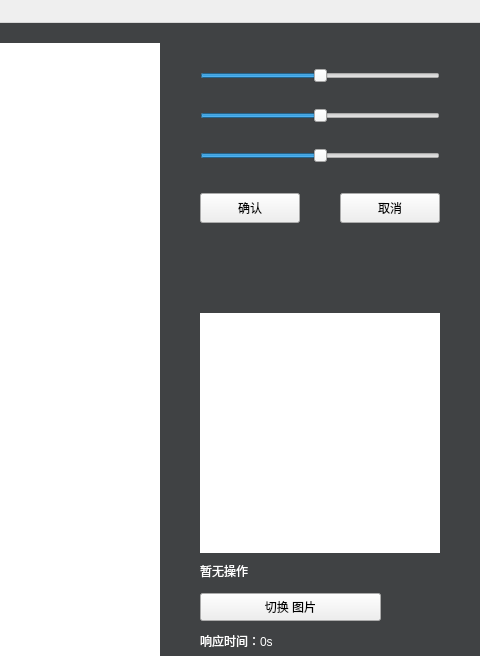
First picture: the form in mainwindow.ui, repository vitalight/Visionary, before the edit; both pictures show x 720 to 1200 and y 0 to 656 of the 1200 by 750 pixel window.
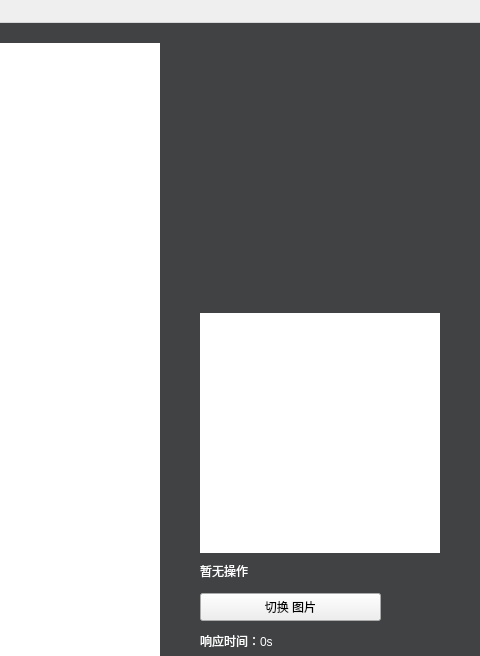
Second picture: the form after the edit. Custom widgets are drawn as their Qt base class.

```diff
--- a/mainwindow.ui
+++ b/mainwindow.ui
@@ -152,7 +152,7 @@
      <rect>
       <x>920</x>
       <y>540</y>
-      <width>171</width>
+      <width>241</width>
       <height>16</height>
      </rect>
     </property>
@@ -182,88 +182,20 @@
      <string/>
     </property>
    </widget>
-   <widget class="QSlider" name="slider1">
+   <widget class="QWidget" name="verticalLayoutWidget">
     <property name="geometry">
      <rect>
       <x>920</x>
-      <y>40</y>
-      <width>240</width>
-      <height>25</height>
+      <y>20</y>
+      <width>241</width>
+      <height>231</height>
      </rect>
     </property>
-    <property name="maximum">
-     <number>360</number>
-    </property>
-    <property name="value">
-     <number>180</number>
-    </property>
-    <property name="orientation">
-     <enum>Qt::Horizontal</enum>
-    </property>
-   </widget>
-   <widget class="QSlider" name="slider2">
-    <property name="geometry">
-     <rect>
-      <x>920</x>
-      <y>80</y>
-      <width>240</width>
-      <height>25</height>
-     </rect>
-    </property>
-    <property name="minimum">
-     <number>-100</number>
-    </property>
-    <property name="maximum">
-     <number>100</number>
-    </property>
-    <property name="orientation">
-     <enum>Qt::Horizontal</enum>
-    </property>
-   </widget>
-   <widget class="QSlider" name="slider3">
-    <property name="geometry">
-     <rect>
-      <x>920</x>
-      <y>120</y>
-      <width>240</width>
-      <height>25</height>
-     </rect>
-    </property>
-    <property name="minimum">
-     <number>-100</number>
-    </property>
-    <property name="maximum">
-     <number>100</number>
-    </property>
-    <property name="orientation">
-     <enum>Qt::Horizontal</enum>
-    </property>
-   </widget>
-   <widget class="QPushButton" name="confirmButtom">
-    <property name="geometry">
-     <rect>
-      <x>920</x>
-      <y>170</y>
-      <width>100</width>
-      <height>30</height>
-     </rect>
-    </property>
-    <property name="text">
-     <string>确认</string>
-    </property>
-   </widget>
-   <widget class="QPushButton" name="cancleButton">
-    <property name="geometry">
-     <rect>
-      <x>1060</x>
-      <y>170</y>
-      <width>100</width>
-      <height>30</height>
-     </rect>
-    </property>
-    <property name="text">
-     <string>取消</string>
-    </property>
+    <layout class="QVBoxLayout" name="verticalLayout">
+     <property name="sizeConstraint">
+      <enum>QLayout::SetNoConstraint</enum>
+     </property>
+    </layout>
    </widget>
    <zorder>rightPanel</zorder>
    <zorder>mouseLocation</zorder>
```
Left out of the diff: 12 changed lines with no effect on the pictures.
